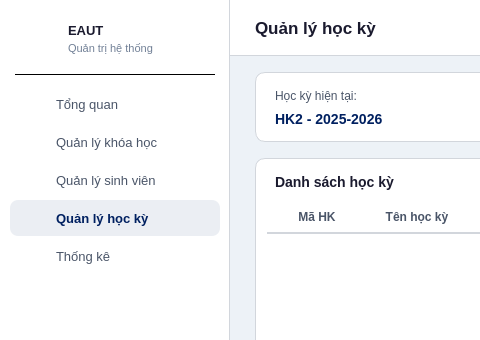
Old version of the form frontend/ui/admin_semester.ui in the repository abcxyzawe/BaiTapLonPy; both pictures show x 0 to 480 and y 0 to 340 of the 1100 by 700 pixel window.
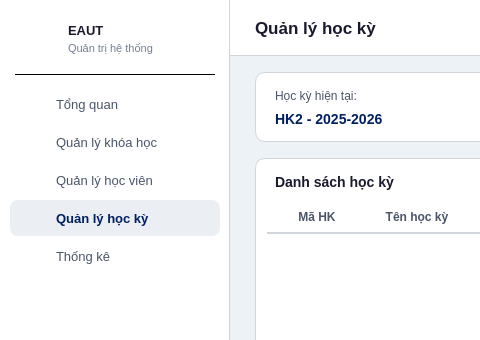
New version of the form.

Commit message:
fix: doi 'sinh vien'/'SV' -> 'hoc vien'/'HV' o cac trang UI
Trung tam ngoai khoa goi nguoi hoc la 'hoc vien', khong phai 'sinh vien'.
Da sua o 8 file UI: tieu de trang, button, placeholder, label notification.

- Quan ly sinh vien -> Quan ly hoc vien
- Them sinh vien / Danh sach sinh vien -> hoc vien
- placeholder 'Tim theo ten hoac ma SV' -> 'ma HV'
- Login: 'Nhap ma sinh vien' -> 'Nhap ma hoc vien hoac ten dang nhap'
- Notification text

```diff
--- a/frontend/ui/admin_semester.ui
+++ b/frontend/ui/admin_semester.ui
@@ -68,7 +68,7 @@
    <widget class="QPushButton" name="btnAdminStudent">
     <property name="geometry"><rect><x>10</x><y>162</y><width>210</width><height>36</height></rect></property>
     <property name="styleSheet"><string notr="true">QPushButton { background: transparent; color: #4a5568; border: none; border-radius: 8px; text-align: left; padding-left: 46px; font-size: 13px; } QPushButton:hover { background: #edf2f7; }</string></property>
-    <property name="text"><string>Quản lý sinh viên</string></property>
+    <property name="text"><string>Quản lý học viên</string></property>
     <property name="cursor"><cursorShape>PointingHandCursor</cursorShape></property>
    </widget>
    <widget class="QLabel" name="iconAdminStudent">
```
The commit also changes 7 other files.
